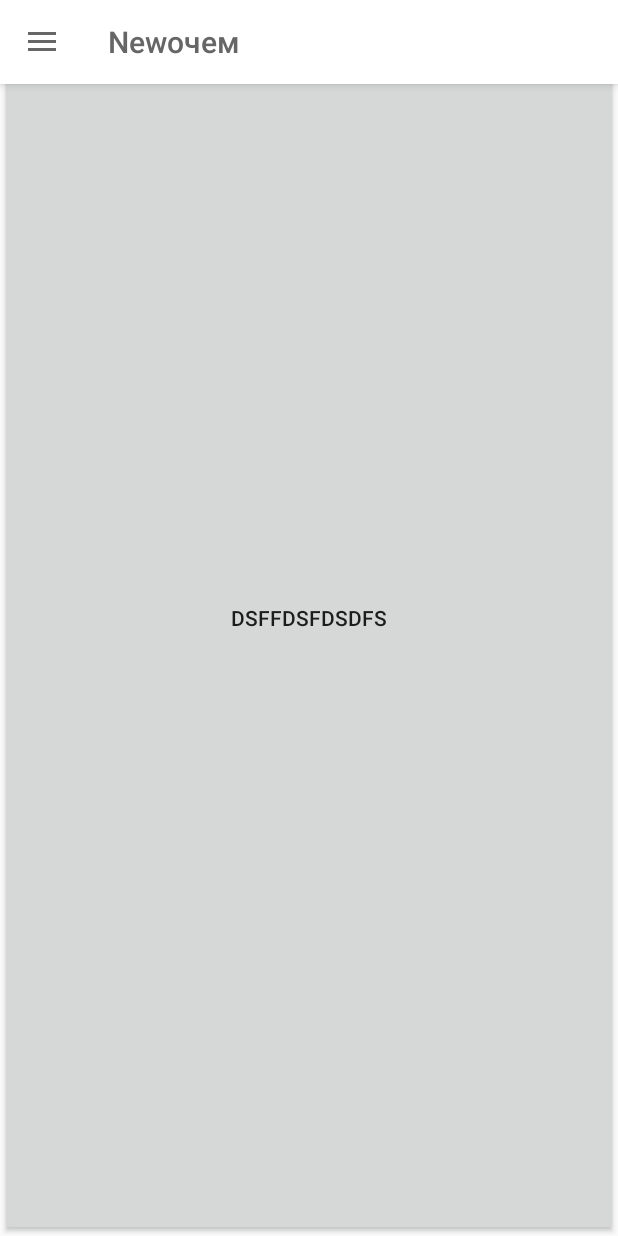
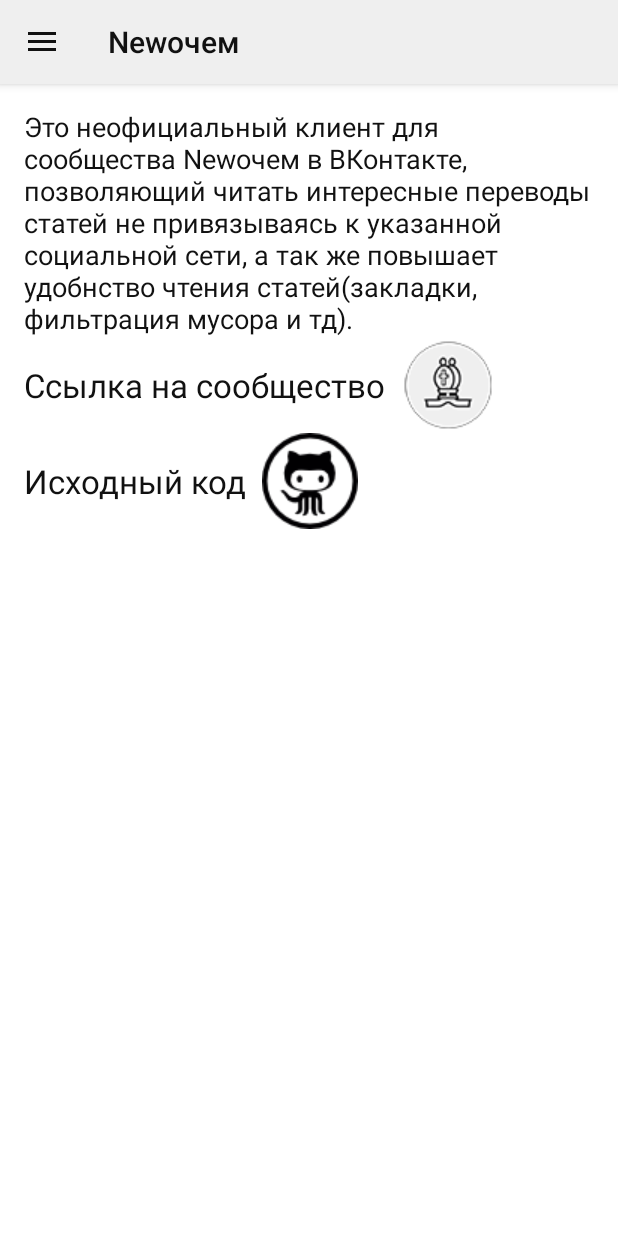
Before and after one commit to 80LevelElf/NewochemApp, an Android app: the screen it shows after launch (MainMenuActivity), after a tap on "О программе", on a phone screen of 412 x 824 dp. Run offline under Robolectric (Android 15) with nearby library versions, the phone set to English and light mode, and no system bars; 3 other taps on this screen came first.

Commit message:
- Add About program page - Change design
Signed-off-by: 80LevelElf <salahutd@gmail.com>

```diff
--- a/app/src/main/java/com/eightylevelelf/newochemapp/Fragments/AboutProgramFragment.java
+++ b/app/src/main/java/com/eightylevelelf/newochemapp/Fragments/AboutProgramFragment.java
@@ -6,18 +6,37 @@ import android.support.v4.app.Fragment;
 import android.view.LayoutInflater;
 import android.view.View;
 import android.view.ViewGroup;
+import android.widget.ImageButton;
 
+import com.eightylevelelf.newochemapp.Helpers.UrlHelper;
 import com.eightylevelelf.newochemapp.R;
 
 /**
  * Created by Parents on 29.06.2016.
  */
 public class AboutProgramFragment extends Fragment {
+
     @Nullable
     @Override
     public View onCreateView(LayoutInflater inflater, @Nullable ViewGroup container, @Nullable Bundle savedInstanceState) {
         View view = inflater.inflate(R.layout.fragment_about_program, container, false);
 
+        ImageButton groupButton = (ImageButton) view.findViewById(R.id.about_program_group_button);
+        groupButton.setOnClickListener(new View.OnClickListener() {
+            @Override
+            public void onClick(View view) {
+                UrlHelper.openUrl(AboutProgramFragment.this.getActivity(), "https://vk.com/newochem");
+            }
+        });
+
+        ImageButton sourceButton = (ImageButton) view.findViewById(R.id.about_program_source_button);
+        sourceButton.setOnClickListener(new View.OnClickListener() {
+            @Override
+            public void onClick(View view) {
+                UrlHelper.openUrl(AboutProgramFragment.this.getActivity(), "https://github.com/80LevelElf/NewochemApp");
+            }
+        });
+
         return view;
     }
 }
--- /dev/null
+++ b/app/src/main/java/com/eightylevelelf/newochemapp/Helpers/UrlHelper.java
@@ -0,0 +1,16 @@
+package com.eightylevelelf.newochemapp.Helpers;
+
+import android.app.Activity;
+import android.content.Intent;
+import android.net.Uri;
+
+/**
+ * Created by Rustam on 02.07.2016.
+ */
+public final class UrlHelper {
+    public static void openUrl(Activity parentActivity, String url)
+    {
+        Intent browserIntent = new Intent(Intent.ACTION_VIEW, Uri.parse(url));
+        parentActivity.startActivity(browserIntent);
+    }
+}
--- a/app/src/main/res/layout/activity_main.xml
+++ b/app/src/main/res/layout/activity_main.xml
@@ -20,8 +20,9 @@
         android:layout_height="match_parent"
         android:layout_gravity="start"
         android:fitsSystemWindows="true"
+        app:itemIconTint="@color/colorAccent"
         app:headerLayout="@layout/navigation_bar_header"
         app:menu="@menu/main_menu"
-        style="@style/AppTheme.DrawerBackground"/>
+        style="@style/AppTheme.BackgroundBase"/>
 
 </android.support.v4.widget.DrawerLayout>
--- a/app/src/main/res/layout/app_bar_main.xml
+++ b/app/src/main/res/layout/app_bar_main.xml
@@ -25,7 +25,9 @@
     <FrameLayout xmlns:android="http://schemas.android.com/apk/res/android"
                  android:id="@+id/main_fragment_container"
                  android:layout_width="match_parent"
-                 android:layout_height="match_parent">
+                 android:layout_height="match_parent"
+                 android:paddingTop="?attr/actionBarSize"
+                style="@style/AppTheme.BackgroundBase">
     </FrameLayout>
 
 </android.support.design.widget.CoordinatorLayout>
--- a/app/src/main/res/layout/fragment_about_program.xml
+++ b/app/src/main/res/layout/fragment_about_program.xml
@@ -2,11 +2,58 @@
 <LinearLayout xmlns:android="http://schemas.android.com/apk/res/android"
               android:orientation="vertical"
               android:layout_width="match_parent"
-              android:layout_height="match_parent">
+              android:layout_height="match_parent"
+              android:paddingLeft="@dimen/activity_horizontal_margin"
+              android:paddingRight="@dimen/activity_horizontal_margin"
+              android:paddingTop="@dimen/activity_vertical_margin"
+              android:paddingBottom="@dimen/activity_vertical_margin">
 
-    <Button
+    <TextView
+        android:layout_width="wrap_content"
+        android:layout_height="wrap_content"
+        android:textAppearance="?android:attr/textAppearanceMedium"
+        android:text="@string/about_program"/>
+
+    <LinearLayout
         android:layout_width="match_parent"
-        android:layout_height="match_parent"
-        android:text="dsffdsfdsdfs"/>
+        android:layout_height="wrap_content"
+        android:orientation="horizontal">
+
+        <TextView
+            android:layout_width="wrap_content"
+            android:layout_height="wrap_content"
+            android:textAppearance="?android:attr/textAppearanceLarge"
+            android:text="@string/about_program_group_link"
+            android:layout_gravity="center"
+            android:paddingRight="10dp"/>
+
+        <ImageButton
+            android:id="@+id/about_program_group_button"
+            android:layout_width="wrap_content"
+            android:layout_height="wrap_content"
+            android:background="@drawable/logo_64"
+            android:contentDescription="@string/about_program_link_description"/>
+    </LinearLayout>
+
+    <LinearLayout
+        android:layout_width="match_parent"
+        android:layout_height="wrap_content"
+        android:orientation="horizontal">
+
+        <TextView
+            android:layout_width="wrap_content"
+            android:layout_height="wrap_content"
+            android:textAppearance="?android:attr/textAppearanceLarge"
+            android:text="@string/about_program_source_link"
+            android:layout_gravity="center"
+            android:paddingRight="10dp"/>
+
+        <ImageButton
+            android:id="@+id/about_program_source_button"
+            android:layout_width="wrap_content"
+            android:layout_height="wrap_content"
+            android:background="@drawable/github_64"
+            android:contentDescription="@string/about_program_link_description"/>
+    </LinearLayout>
 
 </LinearLayout>
--- a/app/src/main/res/layout/navigation_bar_header.xml
+++ b/app/src/main/res/layout/navigation_bar_header.xml
@@ -4,7 +4,7 @@
               android:layout_height="wrap_content"
               android:gravity="start|bottom"
               android:orientation="horizontal"
-              android:paddingTop="20dp"
+              android:paddingTop="?attr/actionBarSize"
               android:paddingStart="10dp"
               android:paddingLeft="10dp"
               android:paddingEnd="10dp"
@@ -15,7 +15,16 @@
         android:layout_width="wrap_content"
         android:layout_height="wrap_content"
         android:paddingTop="10dp"
-        android:src="@drawable/logo_32"
+        android:src="@drawable/logo_64"
         android:contentDescription="@string/app_name"/>
 
+    <TextView
+        android:layout_width="match_parent"
+        android:layout_height="wrap_content"
+        android:text="@string/app_name"
+        android:layout_gravity="center"
+        android:paddingLeft="10dp"
+        android:paddingStart="10dp"
+        android:textAppearance="?android:attr/textAppearanceLarge"/>
+
 </LinearLayout>
--- a/app/src/main/res/menu/main_menu.xml
+++ b/app/src/main/res/menu/main_menu.xml
@@ -14,7 +14,7 @@
 
         <item
             android:id="@+id/menu_item_about_program"
-            android:title="@string/about_program"
+            android:title="@string/menu_item_about_program"
             android:icon="@drawable/ic_about_program"/>
     </group>
 
--- a/app/src/main/res/values-w820dp/dimens.xml
+++ /dev/null
@@ -1,6 +0,0 @@
-<resources>
-    <!-- Example customization of dimensions originally defined in res/values/dimens.xml
-         (such as screen margins) for screens with more than 820dp of available width. This
-         would include 7" and 10" devices in landscape (~960dp and ~1280dp respectively). -->
-    <dimen name="activity_horizontal_margin">64dp</dimen>
-</resources>
--- a/app/src/main/res/values/colors.xml
+++ b/app/src/main/res/values/colors.xml
@@ -1,6 +1,7 @@
 <?xml version="1.0" encoding="utf-8"?>
 <resources>
-    <color name="colorPrimary">#ffffff</color>
-    <color name="colorPrimaryDark">#666666</color>
+    <color name="colorPrimary">#EFEFEF</color>
+    <color name="colorPrimaryDark">#111111</color>
     <color name="colorAccent">#57a8f4</color>
+    <color name="colorPrimaryBackground">#ffffff</color>
 </resources>
--- a/app/src/main/res/values/strings.xml
+++ b/app/src/main/res/values/strings.xml
@@ -3,6 +3,14 @@
     <string name="navigation_drawer_close">Закрыть навигацию</string>
     <string name="app_name">Newочем</string>
     <string name="menu_item_type">Лента</string>
-    <string name="about_program">О программе</string>
+    <string name="menu_item_about_program">О программе</string>
     <string name="menu_item_current_survey">Текущий опрос</string>
+    <string name="about_program">
+        Это неофициальный клиент для сообщества Newочем в ВКонтакте, позволяющий читать
+        интересные переводы статей не привязываясь к указанной социальной сети, а так же повышает
+        удобнство чтения статей(закладки, фильтрация мусора и тд).
+    </string>
+    <string name="about_program_group_link">Ссылка на сообщество</string>
+    <string name="about_program_link_description"><![CDATA[<Нажми на меня>]]></string>
+    <string name="about_program_source_link">Исходный код</string>
 </resources>
--- a/app/src/main/res/values/styles.xml
+++ b/app/src/main/res/values/styles.xml
@@ -1,8 +1,10 @@
 <resources>
     <style name="AppTheme.Base" parent="Theme.AppCompat.Light.DarkActionBar">
         <item name="colorPrimary">@color/colorPrimary</item>
-        <item name="colorPrimaryDark">@color/colorPrimaryDark</item>
+        <!--We use the same white color as primary and primary dark-->
+        <item name="colorPrimaryDark">@color/colorPrimary</item>
         <item name="colorAccent">@color/colorAccent</item>
+        <item name="android:textColor">@color/colorPrimaryDark</item>
     </style>
 
     <style name="AppTheme" parent="AppTheme.Base">
@@ -25,8 +27,8 @@
         <item name="color">@color/colorPrimaryDark</item>
     </style>
 
-    <style name="AppTheme.DrawerBackground" parent="AppTheme.Base">
-        <item name="android:background">@color/colorPrimary</item>
+    <style name="AppTheme.BackgroundBase" parent="AppTheme.Base">
+        <item name="android:background">@color/colorPrimaryBackground</item>
     </style>
 
 </resources>
```
Also changed, not shown: app/src/main/res/drawable/github_64.png (added), app/src/main/res/drawable/logo.jpg (deleted), app/src/main/res/drawable/logo_128.png (added), app/src/main/res/drawable/logo_32.png (deleted), app/src/main/res/drawable/logo_64.png (added).
